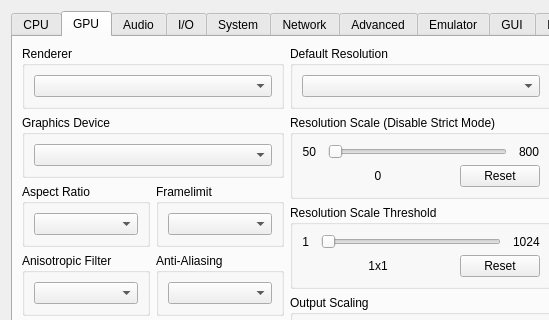
This is rpcs3/rpcs3qt/settings_dialog.ui in RPCS3/rpcs3 as Qt 5 draws it before an edit; both pictures show x 0 to 549 and y 0 to 320 of the 856 by 688 pixel window. The edited form follows.
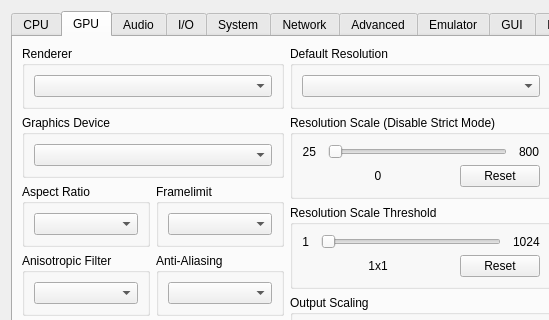
This is the edited form. The open tabs and pages were chosen to show the change. Icons and pictures are not drawn.

Commit message: config: Set minimum allowed resolution scale to 25%

```diff
--- a/rpcs3/rpcs3qt/settings_dialog.ui
+++ b/rpcs3/rpcs3qt/settings_dialog.ui
@@ -624,7 +624,7 @@
                     <item>
                      <widget class="QLabel" name="resolutionScaleMin">
                       <property name="text">
-                       <string>50</string>
+                       <string>25</string>
                       </property>
                       <property name="alignment">
                        <set>Qt::AlignRight|Qt::AlignTrailing|Qt::AlignVCenter</set>
```
The commit also changes 1 other file.
